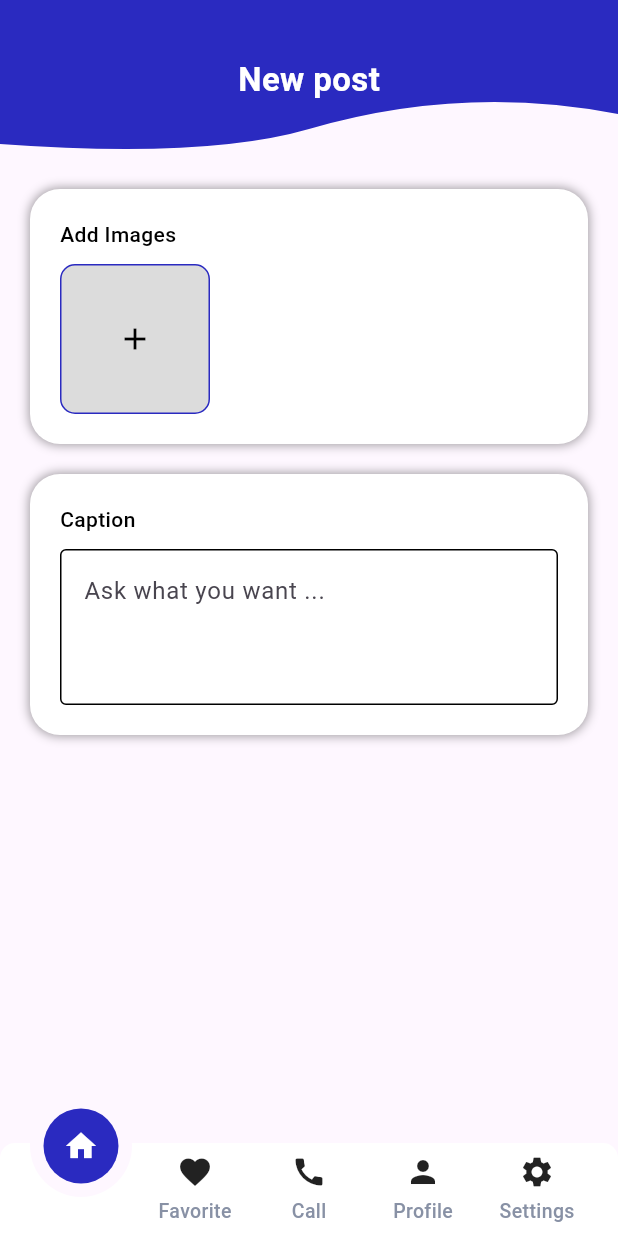
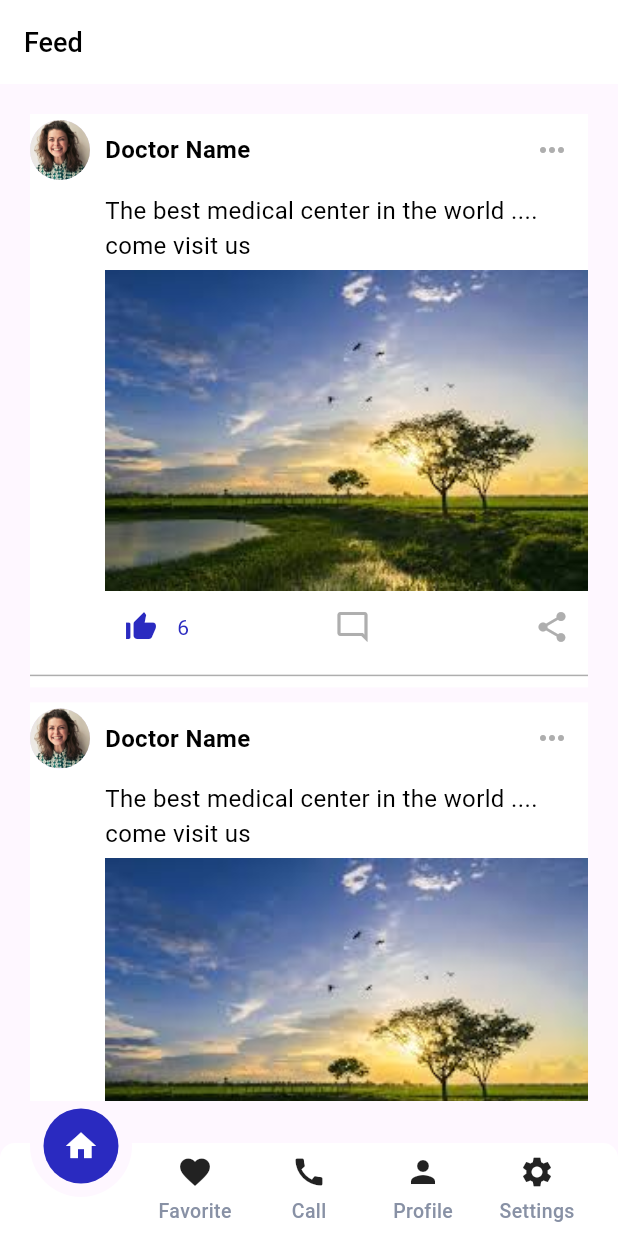
Before and after one commit to sedrabarakat/Doctors-Medical-Center-App, a Flutter app: the BottomNavigationScreen screen opened by its route, swiped to page 4, on a phone screen of 412 x 824 dp. Run offline on Flutter 3.47's test engine with Material 3 defaults, Android fonts, the light colour scheme and no system bars; drawn by our look-alikes of animated_notch_bottom_bar; our stand-ins replace animate_do, bloc, dartz, dio, flutter_bloc, flutter_custom_clippers and 9 more; missing offline and left inert: floating_bubbles, flutter_timer_countdown.

Commit message:
post screen

```diff
--- a/lib/src/features/bottom_navigation_screen/bottom_navigation_screen.dart
+++ b/lib/src/features/bottom_navigation_screen/bottom_navigation_screen.dart
@@ -3,6 +3,7 @@ import 'package:doctor_app/core/helper/color_helper.dart';
 import 'package:doctor_app/core/utils/style_manager.dart';
 import 'package:doctor_app/src/features/patient_profile/presentation/pages/patient_profile_screen.dart';
 import 'package:doctor_app/src/features/posts/presentation/pages/new_post_screen.dart';
+import 'package:doctor_app/src/features/posts/presentation/pages/posts_screen.dart';
 import 'package:flutter/material.dart';
 
 class BottomNavigationScreen extends StatefulWidget {
@@ -22,7 +23,7 @@ class _BottomNavigationScreenState extends State<BottomNavigationScreen> {
     const Test1(),
     const Test2(),
     const Test3(),
-    NewPostScreen(),
+    const PostsScreen(),
     const Test5(),
   ];
   @override
--- /dev/null
+++ b/lib/src/features/posts/presentation/pages/posts_screen.dart
@@ -0,0 +1,34 @@
+import 'package:doctor_app/core/helper/color_helper.dart';
+import 'package:doctor_app/core/helper/dimension_helper.dart';
+import 'package:doctor_app/core/utils/assets_manager.dart';
+import 'package:doctor_app/core/utils/style_manager.dart';
+import 'package:doctor_app/src/features/posts/presentation/pages/widgets/post_card.dart';
+import 'package:flutter/material.dart';
+
+class PostsScreen extends StatelessWidget {
+  const PostsScreen({super.key});
+
+  @override
+  Widget build(BuildContext context) {
+    return Scaffold(
+      appBar: AppBar(
+        title: Text(
+          "Feed",
+          style: StyleManager.fontMedium18.copyWith(color: Colors.black),
+        ),
+      ),
+      body: SafeArea(
+        child: ListView.separated(
+          itemBuilder: (context, index) => const PostCard(),
+          separatorBuilder: (context, index) => const SizedBox(
+            height: AppSize.size10,
+          ),
+          itemCount: 10,
+          padding: const EdgeInsets.all(
+            AppSize.screenPadding,
+          ),
+        ),
+      ),
+    );
+  }
+}
--- /dev/null
+++ b/lib/src/features/posts/presentation/pages/widgets/post_card.dart
@@ -0,0 +1,114 @@
+import 'package:doctor_app/core/helper/color_helper.dart';
+import 'package:doctor_app/core/helper/dimension_helper.dart';
+import 'package:doctor_app/core/utils/assets_manager.dart';
+import 'package:doctor_app/core/utils/style_manager.dart';
+import 'package:flutter/material.dart';
+
+class PostCard extends StatelessWidget {
+  const PostCard({super.key});
+
+  @override
+  Widget build(BuildContext context) {
+    return Container(
+      width: double.infinity,
+      decoration: const BoxDecoration(
+        color: Colors.white,
+      ),
+      child: Column(
+        crossAxisAlignment: CrossAxisAlignment.start,
+        children: [
+          Row(
+            crossAxisAlignment: CrossAxisAlignment.center,
+            children: [
+              const CircleAvatar(
+                radius: 20,
+                backgroundImage: AssetImage(AssetsManager.profileImage),
+              ),
+              const SizedBox(
+                width: AppSize.size10,
+              ),
+              Text(
+                "Doctor Name",
+                style: StyleManager.fontBold16,
+              ),
+              const Spacer(),
+              IconButton(
+                onPressed: () {},
+                icon: const Icon(
+                  Icons.more_horiz,
+                  color: ColorsHelper.lighGrey,
+                ),
+              ),
+            ],
+          ),
+          const SizedBox(
+            height: 5,
+          ),
+          Padding(
+            padding: const EdgeInsets.only(left: 50),
+            child: Column(
+              crossAxisAlignment: CrossAxisAlignment.start,
+              children: [
+                Text(
+                  "The best medical center in the world .... come visit us",
+                  style: StyleManager.fontRegular16.copyWith(
+                    color: Colors.black,
+                  ),
+                ),
+                const SizedBox(
+                  height: 5,
+                ),
+                Image.asset(
+                  'assets/images/test.jpeg',
+                  width: DimensionsHelper.widthPercentage(context, 100) -
+                      AppSize.screenPadding -
+                      50,
+                  fit: BoxFit.fitWidth,
+                ),
+                Row(
+                  mainAxisAlignment: MainAxisAlignment.spaceBetween,
+                  children: [
+                    Row(
+                      children: [
+                        IconButton(
+                          onPressed: () {},
+                          icon: const Icon(
+                            Icons.thumb_up_alt,
+                            color: ColorsHelper.primary,
+                          ),
+                        ),
+                        Text(
+                          '6',
+                          style: StyleManager.fontRegular14.copyWith(
+                            color: ColorsHelper.primary,
+                          ),
+                        )
+                      ],
+                    ),
+                    IconButton(
+                      onPressed: () {},
+                      icon: const Icon(
+                        Icons.mode_comment_outlined,
+                        color: ColorsHelper.lighGrey,
+                      ),
+                    ),
+                    IconButton(
+                      onPressed: () {},
+                      icon: const Icon(
+                        Icons.share,
+                        color: ColorsHelper.lighGrey,
+                      ),
+                    ),
+                  ],
+                )
+              ],
+            ),
+          ),
+          const Divider(
+            color: ColorsHelper.lighGrey,
+          )
+        ],
+      ),
+    );
+  }
+}
```
Also changed, not shown: assets/images/test.jpeg (added).
